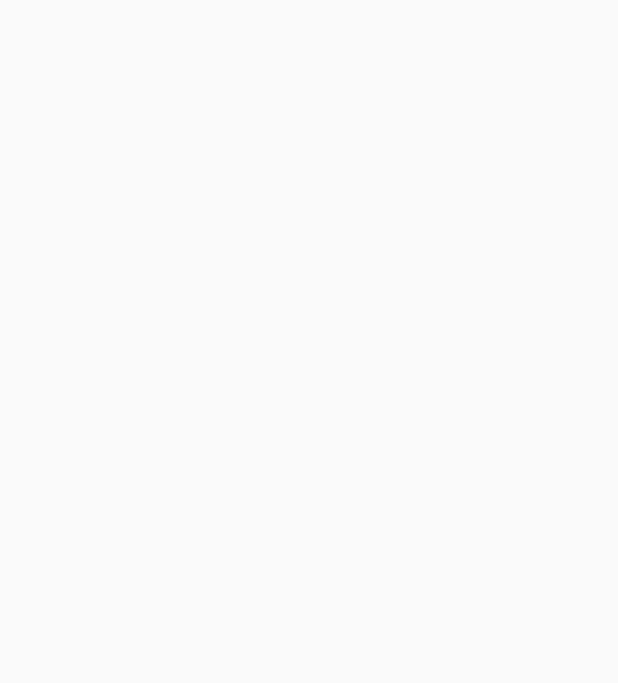
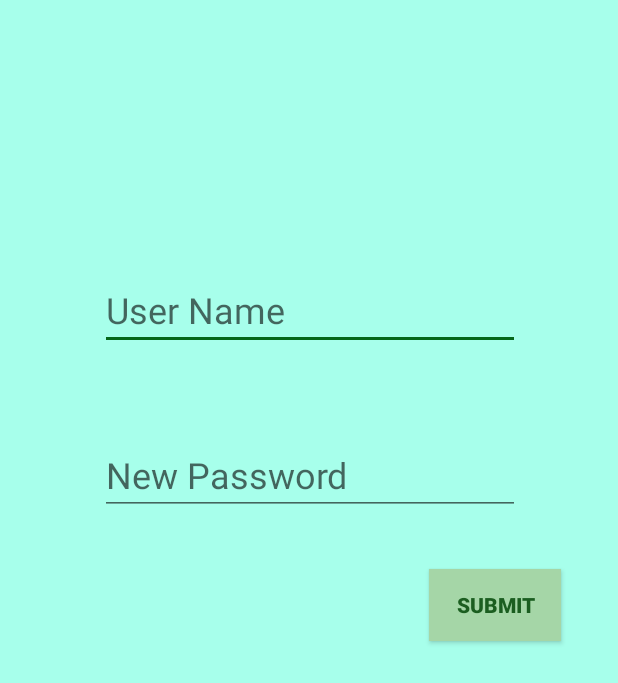
Before and after one commit to Rahuljoy/wallet, an Android app: the RecoverPasswordActivity screen opened directly, with no data from a screen before it, on a phone screen of 412 x 824 dp. Before the commit the part shown is empty. Shown: the top 683 px of the screen. Run offline under Robolectric (Android 15) with nearby library versions, the phone set to English and light mode, and no system bars.

Commit message:
reset password

```diff
--- a/app/src/main/java/com/example/rahul/wallet/LoginActivity.java
+++ b/app/src/main/java/com/example/rahul/wallet/LoginActivity.java
@@ -86,13 +86,16 @@ try{
         public void onResponse(Call<LoginObject> call, Response<LoginObject> response) {
             if (response.isSuccessful()){
                 LoginObject loginObject = response.body();
+                   if (loginObject.getUser_id()!=null){
                        if (loginObject.getUser_active()!=null){
                            Intent intent = new Intent(LoginActivity.this,UserHomeAreaActivity.class);
                            intent.putExtra("username",username);
                            startActivity(intent);
                            Toast.makeText(LoginActivity.this,"Login Successfully",Toast.LENGTH_SHORT).show();
+                       } else {
+                           Toast.makeText(LoginActivity.this,"user Not active",Toast.LENGTH_SHORT).show();
                        }
- else {
+                    } else {
                         Toast.makeText(LoginActivity.this,"username or password is incorrect",Toast.LENGTH_SHORT).show();
                     }
             } else {
--- a/app/src/main/java/com/example/rahul/wallet/UserHomeAreaActivity.java
+++ b/app/src/main/java/com/example/rahul/wallet/UserHomeAreaActivity.java
@@ -27,11 +27,11 @@ public class UserHomeAreaActivity extends AppCompatActivity implements CompoundB
             viewUsername.setText(username);
 
         }
+
         logOut = (Switch) findViewById(R.id.logOut);
 
         logOut.setOnCheckedChangeListener(this);
     }
-
 
     @Override
     public void onCheckedChanged(CompoundButton buttonView, boolean isChecked) {
--- a/app/src/main/res/layout/activity_recover_password.xml
+++ b/app/src/main/res/layout/activity_recover_password.xml
@@ -5,6 +5,46 @@
         xmlns:app="http://schemas.android.com/apk/res-auto"
         android:layout_width="match_parent"
         android:layout_height="match_parent"
+        android:background="#A7FFEB"
         tools:context=".RecoverPasswordActivity">
 
+    <EditText
+            android:layout_width="wrap_content"
+            android:layout_height="wrap_content"
+            android:inputType="textPersonName"
+            android:hint="User Name"
+            android:ems="10"
+            app:layout_constraintEnd_toEndOf="parent"
+            android:layout_marginEnd="8dp" app:layout_constraintStart_toStartOf="parent"
+            android:layout_marginStart="8dp" tools:ignore="MissingConstraints"
+            app:layout_constraintHorizontal_bias="0.503"
+            android:id="@+id/userNameText"
+            app:layout_constraintTop_toTopOf="parent"
+            android:layout_marginTop="180dp" android:textSize="24sp"/>
+    <EditText
+            android:layout_width="wrap_content"
+            android:layout_height="wrap_content"
+            android:inputType="textPassword"
+            android:hint="New Password"
+            android:ems="10"
+            android:id="@+id/passwordText" app:layout_constraintEnd_toEndOf="parent"
+            android:layout_marginEnd="8dp" app:layout_constraintStart_toStartOf="parent"
+            android:layout_marginStart="8dp" app:layout_constraintHorizontal_bias="0.503"
+            tools:ignore="MissingConstraints"
+            android:layout_marginTop="8dp" app:layout_constraintTop_toBottomOf="@+id/userNameText"
+            app:layout_constraintBottom_toBottomOf="parent" android:layout_marginBottom="8dp"
+            app:layout_constraintVertical_bias="0.093" android:textSize="24sp"/>
+    <Button
+            android:text="submit"
+            android:layout_width="wrap_content"
+            android:layout_height="wrap_content"
+            android:textColor="#1B5E20"
+            android:background="#A5D6A7" tools:ignore="MissingConstraints"
+            app:layout_constraintStart_toStartOf="parent" android:layout_marginStart="8dp"
+            app:layout_constraintEnd_toEndOf="parent" android:layout_marginEnd="8dp"
+            app:layout_constraintHorizontal_bias="0.903"
+            android:layout_marginTop="36dp"
+            app:layout_constraintTop_toBottomOf="@+id/passwordText" android:textStyle="bold"
+            android:id="@+id/newPasswordText"/>
+
 </android.support.constraint.ConstraintLayout>
--- a/app/src/main/res/values/colors.xml
+++ b/app/src/main/res/values/colors.xml
@@ -1,7 +1,7 @@
 <?xml version="1.0" encoding="utf-8"?>
 <resources>
     <color name="colorPrimary">#070d32</color>
-    <color name="colorPrimaryDark">#303f9f</color>
+    <color name="colorPrimaryDark">#80CBC4</color>
     <color name="colorAccent">#06671a</color>
     <color name="colorClosestMaterial">#33cfe4</color>
     <color name="colorLIGHTCYAN">#E0FFFF</color>
```
Also changed, not shown: app/src/main/java/com/example/rahul/wallet/interfaces/ForgetPasswordService.java (added, +14 -0 lines), app/src/main/java/com/example/rahul/wallet/model/ForgetPasswordObject.java (added, +16 -0 lines), app/src/main/java/com/example/rahul/wallet/model/ForgetPasswordRequest.java (added, +22 -0 lines), app/src/main/res/layout/activity_user_home_area.xml (+10 -8 lines), 26 other files. Lines whose indentation alone changed are shown as unchanged.
